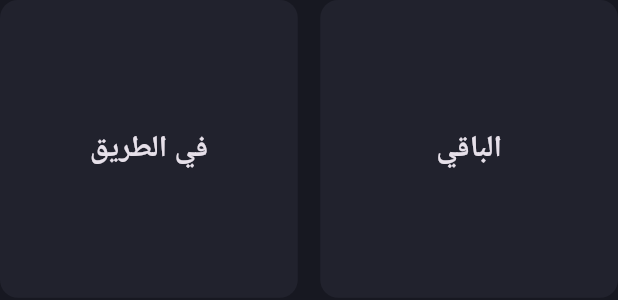
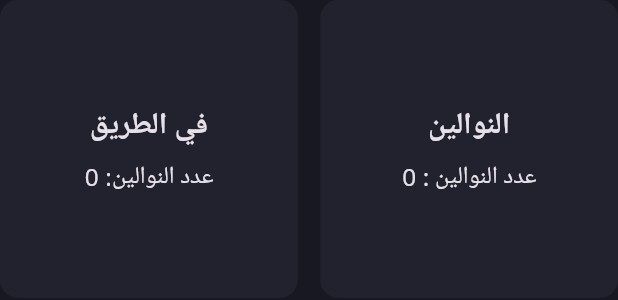
Before and after one commit to Moazzibrahim/nawlon, a Flutter app: the GridNawlen widget shown alone on an empty page, opened directly, on a phone screen of 412 x 824 dp. Shown: the top 300 px of the screen. Run offline on Flutter 3.47's test engine with Material 3 defaults, Android fonts, the phone set to English and light mode, and no system bars; our stand-ins replace fl_chart, flutter_svg.

Commit message:
second commit2562

```diff
--- a/lib/Provider/nawlen_provider.dart
+++ b/lib/Provider/nawlen_provider.dart
@@ -7,7 +7,6 @@ import 'package:flutter_dashboard/model/nawlen.dart';
 import 'package:http/http.dart' as http;
 
 class NawlenProvider with ChangeNotifier {
-
   Future<List<DetailsPinding>> getDetailsPinding(String? token) async {
     try {
       if (token != null) {
@@ -21,9 +20,10 @@ class NawlenProvider with ChangeNotifier {
         );
         if (response.statusCode == 200) {
           final Map<String, dynamic> responseData = jsonDecode(response.body);
-
+          log("$responseData");
           DetailsPindingList dbl = DetailsPindingList.fromJson(responseData);
           var l = dbl.dpl.map((e) => DetailsPinding.fromJson(e)).toList();
+          log("$l");
           return l;
         } else {
           log('status code: ${response.statusCode}');
@@ -36,5 +36,4 @@ class NawlenProvider with ChangeNotifier {
     }
     throw Exception('Failed to load nawlen');
   }
-
 }
--- a/lib/model/nawlen.dart
+++ b/lib/model/nawlen.dart
@@ -19,6 +19,12 @@ class DetailsPinding {
   final String tatekLocation;
   final String locationName;
   final Map car;
+  Map<String, dynamic> toJson() {
+  return {
+    'nawlone_price': nawlonPrice,
+    // Add other properties here
+  };
+}
 
   DetailsPinding(
       {required this.nawlonPrice,
--- a/lib/pages/details/widgets/grid_nawlen_details.dart
+++ b/lib/pages/details/widgets/grid_nawlen_details.dart
@@ -1,3 +1,5 @@
+// ignore_for_file: avoid_print
+
 import 'package:flutter/material.dart';
 import 'package:flutter_dashboard/Provider/nawlen_provider.dart';
 
@@ -8,25 +10,40 @@ import 'package:flutter_dashboard/model/nawlen.dart';
 import 'package:flutter_dashboard/pages/more_detailes/nawlen_list.dart';
 import 'package:provider/provider.dart';
 
-
 class GridNawlen extends StatefulWidget {
-  const GridNawlen({super.key});
+  const GridNawlen({Key? key}) : super(key: key);
 
   @override
   State<GridNawlen> createState() => _GridNawlenState();
 }
 
 class _GridNawlenState extends State<GridNawlen> {
-  final List<Nawlen> dataNawlen = [];
+  int nawlenPindingCount = 0;
+  int nawlenDoneCount = 0;
 
-  List<int> valuex = [];
-  List<int> valuey = [];
-  List<String> carNamex = [];
-  List<String> carNamey = [];
-  List<String> tatekLocationx = [];
-  List<String> tatekLocationy = [];
-  List<String> downLocationx = [];
-  List<String> downLocationy = [];
+  @override
+  void initState() {
+    super.initState();
+    fetchData(); // Fetch data when the widget initializes
+  }
+
+  Future<void> fetchData() async {
+    try {
+      final tokenProvider = Provider.of<TokenModel>(context, listen: false);
+      final token = tokenProvider.token;
+      NawlenProvider nawlenProvider = NawlenProvider();
+      List<DetailsPinding> dbl = await nawlenProvider.getDetailsPinding(token);
+
+      // Calculate counts from the fetched data
+      setState(() {
+        nawlenPindingCount =
+            dbl.where((detail) => detail.nawlonPrice == 0).length;
+        nawlenDoneCount = dbl.where((detail) => detail.nawlonPrice > 0).length;
+      });
+    } catch (e) {
+      print('Error fetching data: $e');
+    }
+  }
 
   @override
   Widget build(BuildContext context) {
@@ -38,22 +55,50 @@ class _GridNawlenState extends State<GridNawlen> {
       ),
       children: [
         InkWell(
-          onTap: () async{
-            final tokenProvider = Provider.of<TokenModel>(context, listen: false);
-            final token = tokenProvider.token;
-            NawlenProvider nawlenProvider = NawlenProvider();
-            var dbl = await nawlenProvider.getDetailsPinding(token);
-            initState(
-
-            );
-            // ignore: use_build_context_synchronously
+          onTap: () {
+            // Navigator.of(context).push(MaterialPageRoute(
+            //     builder: (ctx) => NawlenList(
+            //           title: 'في الطريق',
+            //           nawlenvalue: valuex,
+            //           nawlenCars: carNamex,
+            //           nawlenTatekLocation: tatekLocationx,
+            //           nawlenDownLocation: downLocationx,
+            //         )));
+          },
+          child: Container(
+            padding: const EdgeInsets.all(8),
+            decoration: BoxDecoration(
+              borderRadius: BorderRadius.circular(12),
+              color: cardBackgroundColor,
+            ),
+            child: Column(
+              mainAxisAlignment: MainAxisAlignment.center,
+              children: [
+                const Text(
+                  'في الطريق',
+                  style: TextStyle(
+                    fontSize: 20,
+                    fontWeight: FontWeight.bold,
+                  ),
+                ),
+                const SizedBox(
+                  height: 8,
+                ),
+                Text(
+                  'عدد النوالين: $nawlenPindingCount',
+                  style: const TextStyle(
+                    fontSize: 16,
+                  ),
+                ),
+              ],
+            ),
+          ),
+        ),
+        InkWell(
+          onTap: () {
             Navigator.of(context).push(MaterialPageRoute(
-                builder: (ctx) => NawlenList(
-                      title: 'في الطريق',
-                      nawlenvalue: valuex,
-                      nawlenCars: carNamex,
-                      nawlenTatekLocation: tatekLocationx,
-                      nawlenDownLocation: downLocationx,
+                builder: (ctx) => const NawlenList(
+                      title: "النوالين",
                     )));
           },
           child: Container(
@@ -62,49 +107,25 @@ class _GridNawlenState extends State<GridNawlen> {
               borderRadius: BorderRadius.circular(12),
               color: cardBackgroundColor,
             ),
-            child: const Column(
+            child: Column(
               mainAxisAlignment: MainAxisAlignment.center,
               children: [
-                Text(
-                  'في الطريق',
+                const Text(
+                  'النوالين',
                   style: TextStyle(
                     fontSize: 20,
                     fontWeight: FontWeight.bold,
                   ),
                 ),
-                //counter
-              ],
-            ),
-          ),
-        ),
-        InkWell(
-          onTap: () {
-            Navigator.of(context).push(MaterialPageRoute(
-                builder: (ctx) => NawlenList(
-                      title: 'الباقي',
-                      nawlenvalue: valuey,
-                      nawlenCars: carNamey,
-                      nawlenTatekLocation: tatekLocationy,
-                      nawlenDownLocation: downLocationy,
-                    )));
-          },
-          child: Container(
-            padding: const EdgeInsets.all(8),
-            decoration: BoxDecoration(
-              borderRadius: BorderRadius.circular(12),
-              color: cardBackgroundColor,
-            ),
-            child: const Column(
-              mainAxisAlignment: MainAxisAlignment.center,
-              children: [
+                const SizedBox(
+                  height: 8,
+                ),
                 Text(
-                  'الباقي',
-                  style: TextStyle(
-                    fontSize: 20,
-                    fontWeight: FontWeight.bold,
+                  'عدد النوالين : $nawlenDoneCount',
+                  style: const TextStyle(
+                    fontSize: 16,
                   ),
                 ),
-                //counter
               ],
             ),
           ),
```
Also changed, not shown: lib/pages/more_detailes/nawlen_list.dart (+16 -21 lines).
